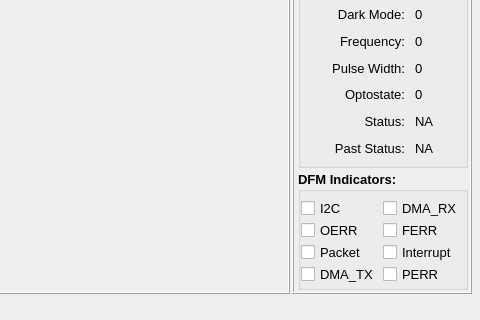
spletcher1/PyMCU, file Mainwindow.ui: the form before one commit; both pictures show x 320 to 800 and y 160 to 480 of the 800 by 480 pixel window.
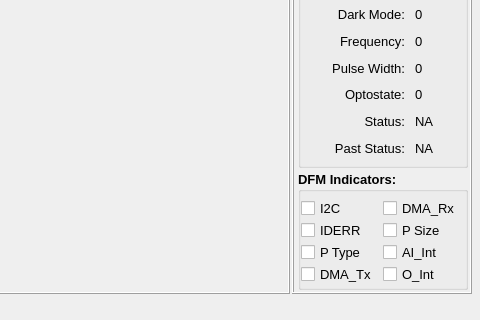
The form after the commit. Icons and pictures are not drawn.

Commit message: Updated GUI DFM error indicators

```diff
--- a/Mainwindow.ui
+++ b/Mainwindow.ui
@@ -1178,7 +1178,7 @@
                  </font>
                 </property>
                 <property name="text">
-                 <string>Interrupt</string>
+                 <string>AI_Int</string>
                 </property>
                 <property name="checkable">
                  <bool>true</bool>
@@ -1212,7 +1212,7 @@
                  </font>
                 </property>
                 <property name="text">
-                 <string>FERR</string>
+                 <string>P Size</string>
                 </property>
                 <property name="checkable">
                  <bool>true</bool>
@@ -1229,7 +1229,7 @@
                  </font>
                 </property>
                 <property name="text">
-                 <string>Packet</string>
+                 <string>P Type</string>
                 </property>
                 <property name="checkable">
                  <bool>true</bool>
@@ -1246,7 +1246,7 @@
                  </font>
                 </property>
                 <property name="text">
-                 <string>OERR</string>
+                 <string>IDERR</string>
                 </property>
                 <property name="checkable">
                  <bool>true</bool>
@@ -1266,7 +1266,7 @@
                  </font>
                 </property>
                 <property name="text">
-                 <string>DMA_TX</string>
+                 <string>DMA_Tx</string>
                 </property>
                 <property name="checkable">
                  <bool>true</bool>
@@ -1283,7 +1283,7 @@
                  </font>
                 </property>
                 <property name="text">
-                 <string>PERR</string>
+                 <string>O_Int</string>
                 </property>
                </widget>
               </item>
@@ -1297,7 +1297,7 @@
                  </font>
                 </property>
                 <property name="text">
-                 <string>DMA_RX</string>
+                 <string>DMA_Rx</string>
                 </property>
                 <property name="checkable">
                  <bool>true</bool>
```
